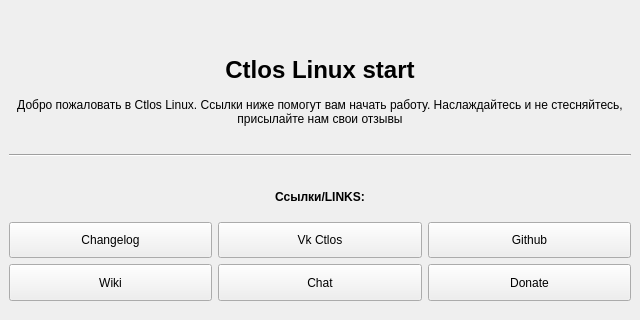
ctlos/ctlos-welcome, file src/ui/ctlos-welcome.ui: the form before one commit; both pictures show x 0 to 640 and y 0 to 320 of the 640 by 480 pixel window.
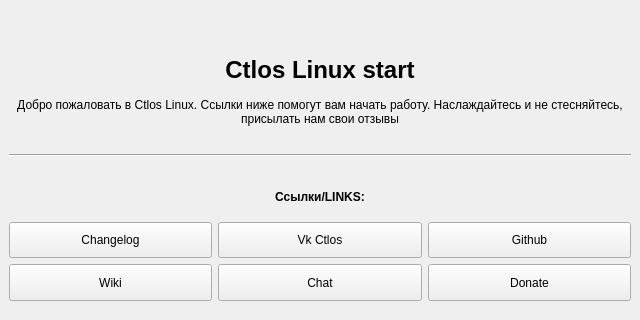
The form after the commit. Icons and pictures are not drawn.

```diff
--- a/src/ui/ctlos-welcome.ui
+++ b/src/ui/ctlos-welcome.ui
@@ -594,7 +594,7 @@
          </sizepolicy>
         </property>
         <property name="text">
-         <string>&lt;html&gt;&lt;head/&gt;&lt;body&gt;&lt;p align=&quot;center&quot;&gt;Добро пожаловать в Ctlos Linux. Ссылки ниже помогут вам начать работу. Наслаждайтесь и не стесняйтесь, присылайте нам свои отзывы&lt;/p&gt;&lt;/body&gt;&lt;/html&gt;</string>
+         <string>&lt;html&gt;&lt;head/&gt;&lt;body&gt;&lt;p align=&quot;center&quot;&gt;Добро пожаловать в Ctlos Linux. Ссылки ниже помогут вам начать работу. Наслаждайтесь и не стесняйтесь, присылать нам свои отзывы&lt;/p&gt;&lt;/body&gt;&lt;/html&gt;</string>
         </property>
         <property name="scaledContents">
          <bool>true</bool>
```
